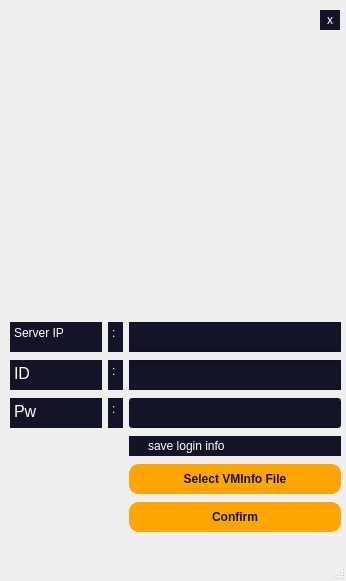
First picture: the form in vmList-updater/esxLoginForm.ui, repository walt4771/ESXi-VMList, before the edit.
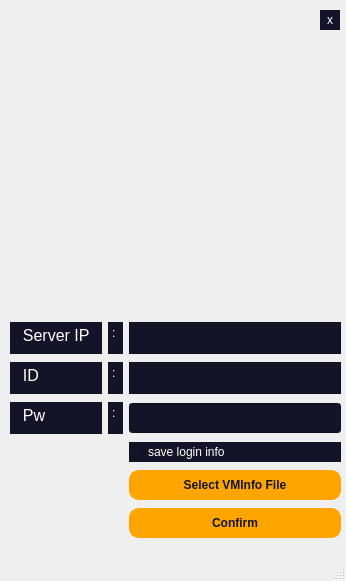
Second picture: the form after the edit. Icons and pictures are not drawn.

```diff
--- a/vmList-updater/esxLoginForm.ui
+++ b/vmList-updater/esxLoginForm.ui
@@ -32,7 +32,7 @@
       <x>10</x>
       <y>320</y>
       <width>331</width>
-      <height>214</height>
+      <height>220</height>
      </rect>
     </property>
     <layout class="QGridLayout" name="gridLayout">
@@ -41,7 +41,7 @@
        <property name="maximumSize">
         <size>
          <width>130</width>
-         <height>30</height>
+         <height>32</height>
         </size>
        </property>
        <property name="styleSheet">
@@ -56,7 +56,7 @@
 &lt;html&gt;&lt;head&gt;&lt;meta name=&quot;qrichtext&quot; content=&quot;1&quot; /&gt;&lt;style type=&quot;text/css&quot;&gt;
 p, li { white-space: pre-wrap; }
 &lt;/style&gt;&lt;/head&gt;&lt;body style=&quot; font-family:'Cantarell'; font-size:11pt; font-weight:400; font-style:normal;&quot;&gt;
-&lt;p style=&quot; margin-top:0px; margin-bottom:0px; margin-left:0px; margin-right:0px; -qt-block-indent:0; text-indent:0px;&quot;&gt;&lt;span style=&quot; font-family:'Gulim'; font-size:9pt;&quot;&gt;Server IP&lt;/span&gt;&lt;/p&gt;&lt;/body&gt;&lt;/html&gt;</string>
+&lt;p style=&quot; margin-top:0px; margin-bottom:0px; margin-left:0px; margin-right:0px; -qt-block-indent:0; text-indent:0px;&quot;&gt;&lt;span style=&quot; font-family:'Gulim'; font-size:12pt;&quot;&gt;  Server IP&lt;/span&gt;&lt;/p&gt;&lt;/body&gt;&lt;/html&gt;</string>
        </property>
       </widget>
      </item>
@@ -65,7 +65,7 @@
        <property name="maximumSize">
         <size>
          <width>130</width>
-         <height>30</height>
+         <height>32</height>
         </size>
        </property>
        <property name="styleSheet">
@@ -80,7 +80,7 @@
 &lt;html&gt;&lt;head&gt;&lt;meta name=&quot;qrichtext&quot; content=&quot;1&quot; /&gt;&lt;style type=&quot;text/css&quot;&gt;
 p, li { white-space: pre-wrap; }
 &lt;/style&gt;&lt;/head&gt;&lt;body style=&quot; font-family:'Cantarell'; font-size:11pt; font-weight:400; font-style:normal;&quot;&gt;
-&lt;p style=&quot; margin-top:0px; margin-bottom:0px; margin-left:0px; margin-right:0px; -qt-block-indent:0; text-indent:0px;&quot;&gt;&lt;span style=&quot; font-family:'Gulim'; font-size:12pt;&quot;&gt;Pw&lt;/span&gt;&lt;/p&gt;&lt;/body&gt;&lt;/html&gt;</string>
+&lt;p style=&quot; margin-top:0px; margin-bottom:0px; margin-left:0px; margin-right:0px; -qt-block-indent:0; text-indent:0px;&quot;&gt;&lt;span style=&quot; font-family:'Gulim'; font-size:12pt;&quot;&gt;  Pw&lt;/span&gt;&lt;/p&gt;&lt;/body&gt;&lt;/html&gt;</string>
        </property>
       </widget>
      </item>
@@ -129,7 +129,7 @@
        <property name="maximumSize">
         <size>
          <width>250</width>
-         <height>30</height>
+         <height>32</height>
         </size>
        </property>
        <property name="styleSheet">
@@ -150,7 +150,7 @@
        <property name="maximumSize">
         <size>
          <width>15</width>
-         <height>30</height>
+         <height>32</height>
         </size>
        </property>
        <property name="styleSheet">
@@ -174,7 +174,7 @@
        <property name="maximumSize">
         <size>
          <width>15</width>
-         <height>30</height>
+         <height>32</height>
         </size>
        </property>
        <property name="styleSheet">
@@ -198,7 +198,7 @@
        <property name="maximumSize">
         <size>
          <width>15</width>
-         <height>30</height>
+         <height>32</height>
         </size>
        </property>
        <property name="styleSheet">
@@ -233,7 +233,7 @@
        <property name="maximumSize">
         <size>
          <width>130</width>
-         <height>30</height>
+         <height>32</height>
         </size>
        </property>
        <property name="styleSheet">
@@ -248,7 +248,7 @@
 &lt;html&gt;&lt;head&gt;&lt;meta name=&quot;qrichtext&quot; content=&quot;1&quot; /&gt;&lt;style type=&quot;text/css&quot;&gt;
 p, li { white-space: pre-wrap; }
 &lt;/style&gt;&lt;/head&gt;&lt;body style=&quot; font-family:'Cantarell'; font-size:11pt; font-weight:400; font-style:normal;&quot;&gt;
-&lt;p style=&quot; margin-top:0px; margin-bottom:0px; margin-left:0px; margin-right:0px; -qt-block-indent:0; text-indent:0px;&quot;&gt;&lt;span style=&quot; font-family:'Gulim'; font-size:12pt;&quot;&gt;ID&lt;/span&gt;&lt;/p&gt;&lt;/body&gt;&lt;/html&gt;</string>
+&lt;p style=&quot; margin-top:0px; margin-bottom:0px; margin-left:0px; margin-right:0px; -qt-block-indent:0; text-indent:0px;&quot;&gt;&lt;span style=&quot; font-family:'Gulim'; font-size:12pt;&quot;&gt;  ID&lt;/span&gt;&lt;/p&gt;&lt;/body&gt;&lt;/html&gt;</string>
        </property>
       </widget>
      </item>
@@ -257,7 +257,7 @@
        <property name="maximumSize">
         <size>
          <width>250</width>
-         <height>30</height>
+         <height>32</height>
         </size>
        </property>
        <property name="styleSheet">
```
